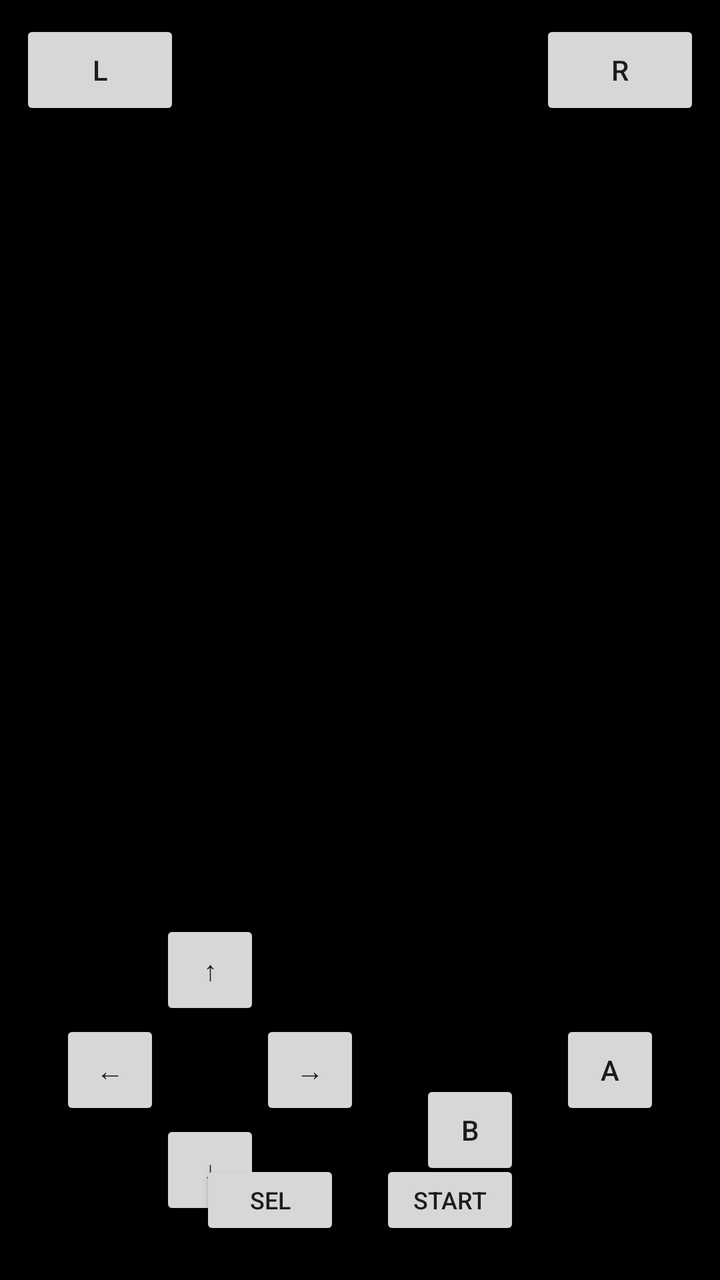
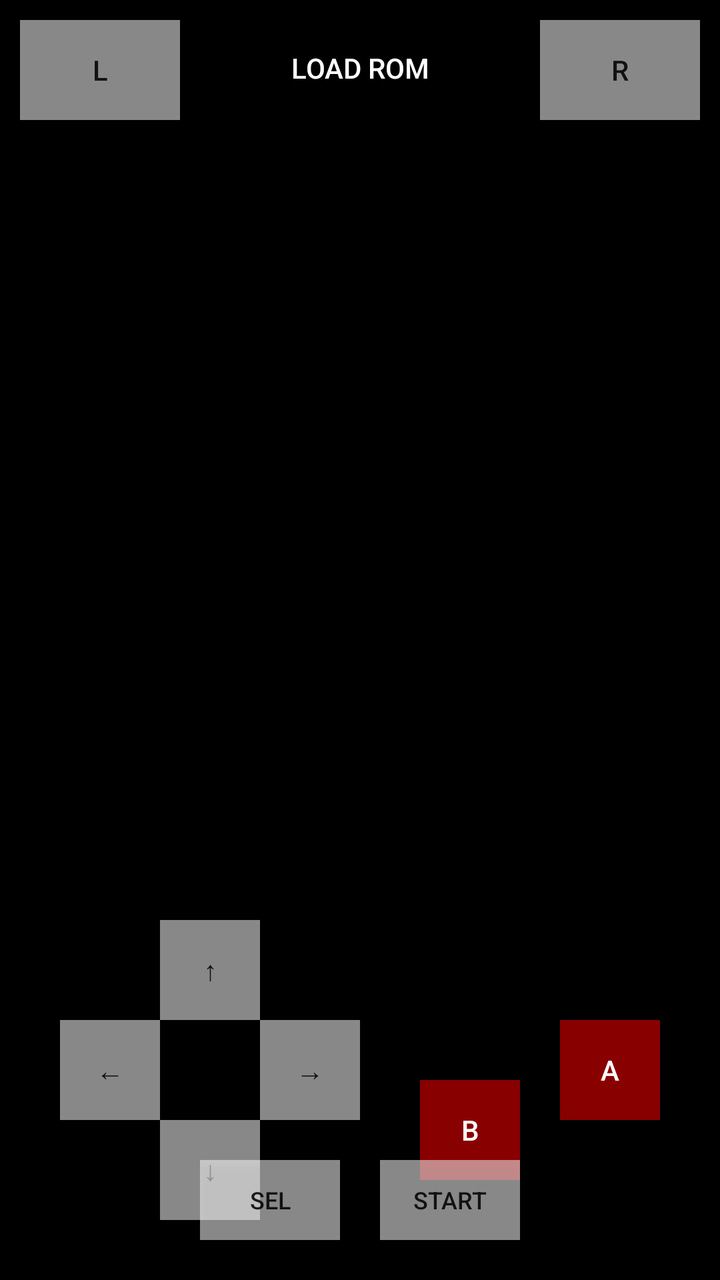

Compare the two renders of this Android layout. The source of the first and the diff that turns it into the second are given below.
<!-- AndroidManifest.xml: application theme Theme.AppCompat.Light.DarkActionBar -->
<!-- res/layout/activity_main.xml -->
<?xml version="1.0" encoding="utf-8"?>
<RelativeLayout xmlns:android="http://schemas.android.com/apk/res/android"
    android:layout_width="match_parent"
    android:layout_height="match_parent"
    android:background="#000000">

    
    <FrameLayout
        android:id="@+id/gl_container"
        android:layout_width="match_parent"
        android:layout_height="match_parent" />

    
    <RelativeLayout
        android:layout_width="150dp"
        android:layout_height="150dp"
        android:layout_alignParentBottom="true"
        android:layout_alignParentLeft="true"
        android:layout_marginBottom="30dp"
        android:layout_marginLeft="30dp">

        <Button android:id="@+id/btn_up" android:layout_width="50dp" android:layout_height="50dp" android:text="↑" android:layout_alignParentTop="true" android:layout_centerHorizontal="true"/>
        <Button android:id="@+id/btn_down" android:layout_width="50dp" android:layout_height="50dp" android:text="↓" android:layout_alignParentBottom="true" android:layout_centerHorizontal="true"/>
        <Button android:id="@+id/btn_left" android:layout_width="50dp" android:layout_height="50dp" android:text="←" android:layout_centerVertical="true" android:layout_alignParentLeft="true"/>
        <Button android:id="@+id/btn_right" android:layout_width="50dp" android:layout_height="50dp" android:text="→" android:layout_centerVertical="true" android:layout_alignParentRight="true"/>
    </RelativeLayout>

    
    <RelativeLayout
        android:layout_width="120dp"
        android:layout_height="80dp"
        android:layout_alignParentBottom="true"
        android:layout_alignParentRight="true"
        android:layout_marginBottom="50dp"
        android:layout_marginRight="30dp">

        <Button android:id="@+id/btn_b" android:layout_width="50dp" android:layout_height="50dp" android:text="B" android:layout_alignParentBottom="true" android:layout_alignParentLeft="true"/>
        <Button android:id="@+id/btn_a" android:layout_width="50dp" android:layout_height="50dp" android:text="A" android:layout_alignParentTop="true" android:layout_alignParentRight="true"/>
    </RelativeLayout>

    
    <Button android:id="@+id/btn_l" android:layout_width="80dp" android:layout_height="50dp" android:text="L" android:layout_alignParentTop="true" android:layout_alignParentLeft="true" android:layout_marginTop="10dp" android:layout_marginLeft="10dp"/>
    <Button android:id="@+id/btn_r" android:layout_width="80dp" android:layout_height="50dp" android:text="R" android:layout_alignParentTop="true" android:layout_alignParentRight="true" android:layout_marginTop="10dp" android:layout_marginRight="10dp"/>

    
    <LinearLayout
        android:layout_width="wrap_content"
        android:layout_height="wrap_content"
        android:layout_alignParentBottom="true"
        android:layout_centerHorizontal="true"
        android:layout_marginBottom="20dp"
        android:orientation="horizontal">
        
        <Button android:id="@+id/btn_select" android:layout_width="70dp" android:layout_height="40dp" android:text="SEL" android:textSize="12sp" android:layout_marginRight="10dp"/>
        <Button android:id="@+id/btn_start" android:layout_width="70dp" android:layout_height="40dp" android:text="START" android:textSize="12sp" android:layout_marginLeft="10dp"/>
    </LinearLayout>

</RelativeLayout>
<!-- resources referenced by this layout -->
<resources>

</resources>

<!-- the commit's change to res/layout/activity_main.xml (unified diff, before → after) -->
@@ -11,6 +11,18 @@
         android:layout_height="match_parent" />
 
     
+    <Button
+        android:id="@+id/btn_load_rom"
+        android:layout_width="wrap_content"
+        android:layout_height="wrap_content"
+        android:text="Load ROM"
+        android:layout_alignParentTop="true"
+        android:layout_centerHorizontal="true"
+        android:layout_marginTop="10dp"
+        android:background="#88000000"
+        android:textColor="#FFFFFF"/>
+
+    
     <RelativeLayout
         android:layout_width="150dp"
         android:layout_height="150dp"
@@ -19,10 +31,10 @@
         android:layout_marginBottom="30dp"
         android:layout_marginLeft="30dp">
 
-        <Button android:id="@+id/btn_up" android:layout_width="50dp" android:layout_height="50dp" android:text="↑" android:layout_alignParentTop="true" android:layout_centerHorizontal="true"/>
-        <Button android:id="@+id/btn_down" android:layout_width="50dp" android:layout_height="50dp" android:text="↓" android:layout_alignParentBottom="true" android:layout_centerHorizontal="true"/>
-        <Button android:id="@+id/btn_left" android:layout_width="50dp" android:layout_height="50dp" android:text="←" android:layout_centerVertical="true" android:layout_alignParentLeft="true"/>
-        <Button android:id="@+id/btn_right" android:layout_width="50dp" android:layout_height="50dp" android:text="→" android:layout_centerVertical="true" android:layout_alignParentRight="true"/>
+        <Button android:id="@+id/btn_up" android:layout_width="50dp" android:layout_height="50dp" android:text="↑" android:layout_alignParentTop="true" android:layout_centerHorizontal="true" android:background="#88FFFFFF"/>
+        <Button android:id="@+id/btn_down" android:layout_width="50dp" android:layout_height="50dp" android:text="↓" android:layout_alignParentBottom="true" android:layout_centerHorizontal="true" android:background="#88FFFFFF"/>
+        <Button android:id="@+id/btn_left" android:layout_width="50dp" android:layout_height="50dp" android:text="←" android:layout_centerVertical="true" android:layout_alignParentLeft="true" android:background="#88FFFFFF"/>
+        <Button android:id="@+id/btn_right" android:layout_width="50dp" android:layout_height="50dp" android:text="→" android:layout_centerVertical="true" android:layout_alignParentRight="true" android:background="#88FFFFFF"/>
     </RelativeLayout>
 
     
@@ -34,13 +46,13 @@
         android:layout_marginBottom="50dp"
         android:layout_marginRight="30dp">
 
-        <Button android:id="@+id/btn_b" android:layout_width="50dp" android:layout_height="50dp" android:text="B" android:layout_alignParentBottom="true" android:layout_alignParentLeft="true"/>
-        <Button android:id="@+id/btn_a" android:layout_width="50dp" android:layout_height="50dp" android:text="A" android:layout_alignParentTop="true" android:layout_alignParentRight="true"/>
+        <Button android:id="@+id/btn_b" android:layout_width="50dp" android:layout_height="50dp" android:text="B" android:layout_alignParentBottom="true" android:layout_alignParentLeft="true" android:background="#88FF0000" android:textColor="#FFF"/>
+        <Button android:id="@+id/btn_a" android:layout_width="50dp" android:layout_height="50dp" android:text="A" android:layout_alignParentTop="true" android:layout_alignParentRight="true" android:background="#88FF0000" android:textColor="#FFF"/>
     </RelativeLayout>
 
     
-    <Button android:id="@+id/btn_l" android:layout_width="80dp" android:layout_height="50dp" android:text="L" android:layout_alignParentTop="true" android:layout_alignParentLeft="true" android:layout_marginTop="10dp" android:layout_marginLeft="10dp"/>
-    <Button android:id="@+id/btn_r" android:layout_width="80dp" android:layout_height="50dp" android:text="R" android:layout_alignParentTop="true" android:layout_alignParentRight="true" android:layout_marginTop="10dp" android:layout_marginRight="10dp"/>
+    <Button android:id="@+id/btn_l" android:layout_width="80dp" android:layout_height="50dp" android:text="L" android:layout_alignParentTop="true" android:layout_alignParentLeft="true" android:layout_marginTop="10dp" android:layout_marginLeft="10dp" android:background="#88FFFFFF"/>
+    <Button android:id="@+id/btn_r" android:layout_width="80dp" android:layout_height="50dp" android:text="R" android:layout_alignParentTop="true" android:layout_alignParentRight="true" android:layout_marginTop="10dp" android:layout_marginRight="10dp" android:background="#88FFFFFF"/>
 
     
     <LinearLayout
@@ -51,8 +63,8 @@
         android:layout_marginBottom="20dp"
         android:orientation="horizontal">
         
-        <Button android:id="@+id/btn_select" android:layout_width="70dp" android:layout_height="40dp" android:text="SEL" android:textSize="12sp" android:layout_marginRight="10dp"/>
-        <Button android:id="@+id/btn_start" android:layout_width="70dp" android:layout_height="40dp" android:text="START" android:textSize="12sp" android:layout_marginLeft="10dp"/>
+        <Button android:id="@+id/btn_select" android:layout_width="70dp" android:layout_height="40dp" android:text="SEL" android:textSize="12sp" android:layout_marginRight="10dp" android:background="#88FFFFFF"/>
+        <Button android:id="@+id/btn_start" android:layout_width="70dp" android:layout_height="40dp" android:text="START" android:textSize="12sp" android:layout_marginLeft="10dp" android:background="#88FFFFFF"/>
     </LinearLayout>
 
 </RelativeLayout>
